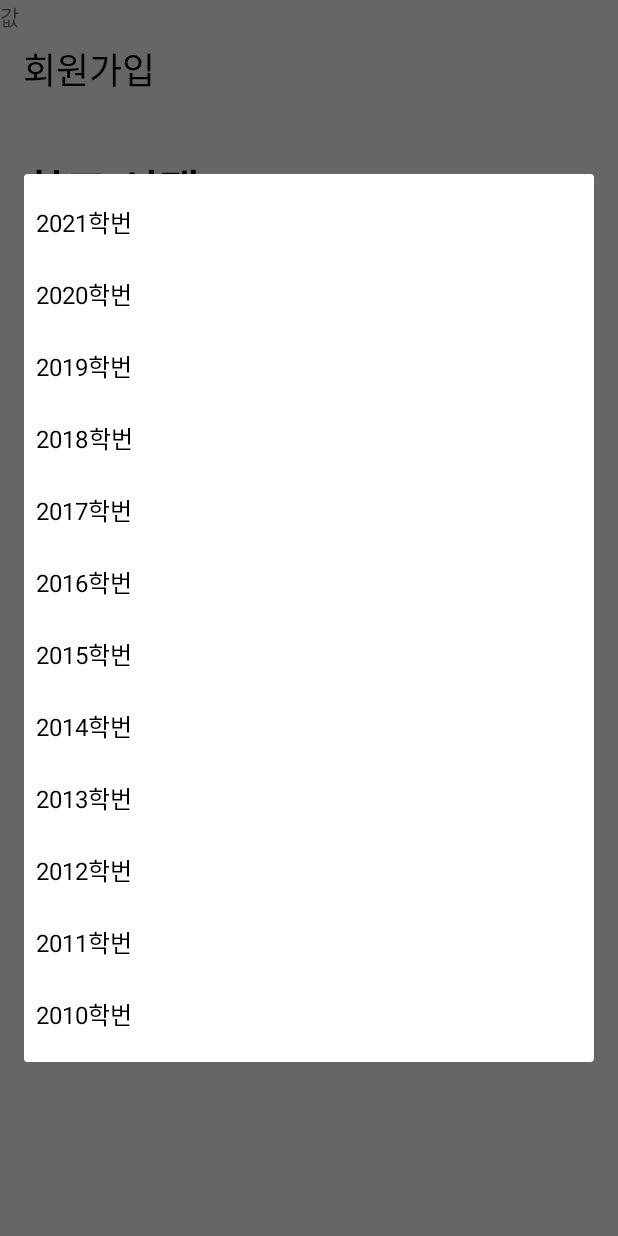
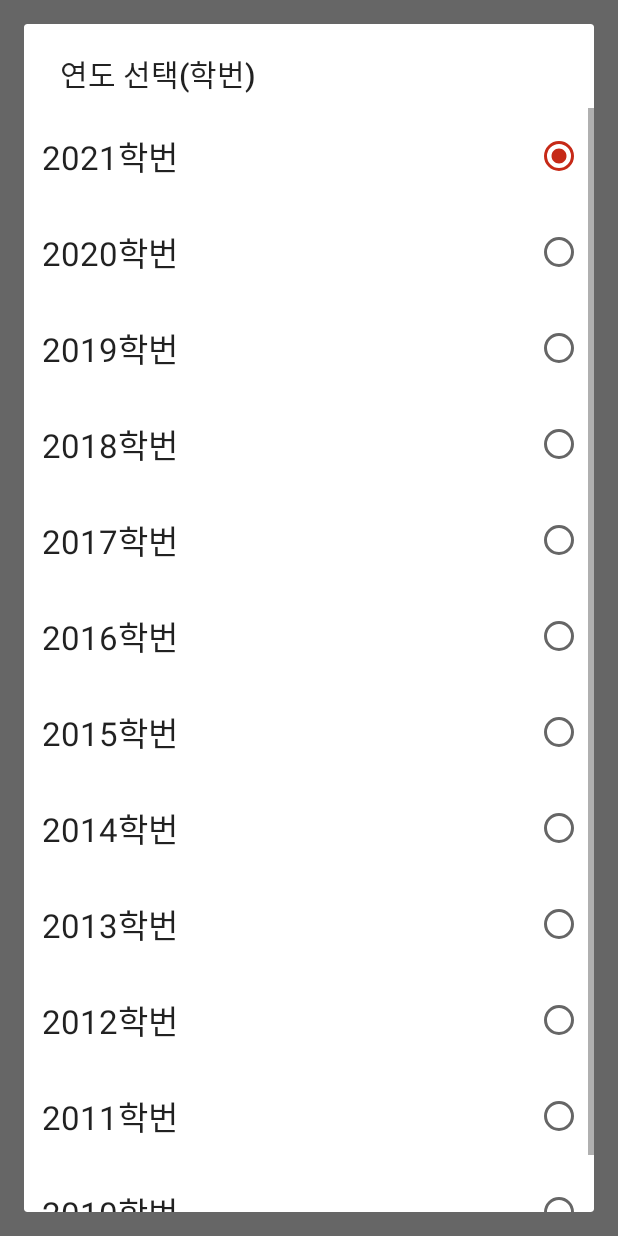
Before and after one commit to Doltas/Eata, an Android app: the RegisterActivity screen opened directly, with no data from a screen before it, after a tap on "2021학번", on a phone screen of 412 x 824 dp. Run offline under Robolectric (Android 15) with nearby library versions, the phone set to English and light mode, and no system bars.

Commit message:
spinner 디자인 거의 완성

```diff
--- a/app/src/main/java/com/example/eata/LoginActivity.kt
+++ b/app/src/main/java/com/example/eata/LoginActivity.kt
@@ -3,6 +3,7 @@ package com.example.eata
 import android.content.Intent
 import androidx.appcompat.app.AppCompatActivity
 import android.os.Bundle
+import android.widget.Toast
 import com.example.eata.databinding.ActivityLoginBinding
 
 class LoginActivity : AppCompatActivity() {
--- a/app/src/main/java/com/example/eata/RegisterActivity.kt
+++ b/app/src/main/java/com/example/eata/RegisterActivity.kt
@@ -2,10 +2,49 @@ package com.example.eata
 
 import androidx.appcompat.app.AppCompatActivity
 import android.os.Bundle
+import android.view.View
+import android.widget.*
+import com.example.eata.databinding.ActivityRegisterBinding
 
 class RegisterActivity : AppCompatActivity() {
+    // 전역 변수로 바인딩 객체 선언
+    private var mBinding: ActivityRegisterBinding? = null
+    // 매번 null 체크를 할 필요 없이 편의성을 위해 바인딩 변수 재 선언
+    private val binding get() = mBinding!!
+
+
     override fun onCreate(savedInstanceState: Bundle?) {
         super.onCreate(savedInstanceState)
         setContentView(R.layout.activity_register)
+        mBinding = ActivityRegisterBinding.inflate(layoutInflater)
+        setContentView(binding.root)
+
+        val spinner: Spinner = binding.regSpinner
+        val tvresult: TextView = binding.result
+        val cyear: Array<String> = resources.getStringArray(R.array.class_year)
+
+        var Myadapter = ArrayAdapter(this,android.R.layout.simple_spinner_item, cyear)
+        Myadapter.setDropDownViewResource(android.R.layout.select_dialog_singlechoice)
+
+        spinner.setAdapter(Myadapter)
+
+
+        spinner.onItemSelectedListener = object : AdapterView.OnItemSelectedListener {
+            override fun onItemSelected(parent: AdapterView<*>?, view: View?, position: Int, id: Long) {
+                Toast.makeText(this@RegisterActivity, resources.getStringArray(R.array.class_year)[position], Toast.LENGTH_LONG)
+                        .show()
+                tvresult.setText(cyear[position])
+            }
+
+            override fun onNothingSelected(parent: AdapterView<*>?) {
+            }
+        }
+
+    }
+    // 액티비티가 파괴될 때..
+    override fun onDestroy() {
+        // onDestroy 에서 binding class 인스턴스 참조를 정리해주어야 한다.
+        mBinding = null
+        super.onDestroy()
     }
 }
--- a/app/src/main/res/layout/activity_register.xml
+++ b/app/src/main/res/layout/activity_register.xml
@@ -51,12 +51,14 @@
         app:layout_constraintTop_toBottomOf="@+id/reg_tv2" />
 
     <androidx.appcompat.widget.AppCompatSpinner
-        android:id="@+id/spinner"
+        android:id="@+id/reg_spinner"
         android:layout_width="350dp"
         android:layout_height="35dp"
         android:layout_marginTop="12dp"
         android:entries="@array/class_year"
         android:spinnerMode="dialog"
+        android:prompt="@string/spinner_title"
+
         app:layout_constraintEnd_toEndOf="parent"
         app:layout_constraintHorizontal_bias="0.475"
         app:layout_constraintStart_toStartOf="parent"
@@ -76,7 +78,7 @@
         app:layout_constraintEnd_toEndOf="parent"
         app:layout_constraintHorizontal_bias="0.076"
         app:layout_constraintStart_toStartOf="parent"
-        app:layout_constraintTop_toBottomOf="@+id/spinner" />
+        app:layout_constraintTop_toBottomOf="@+id/reg_spinner" />
 
     <EditText
         android:id="@+id/editTextTextPersonName"
@@ -109,12 +111,16 @@
         app:layout_constraintVertical_bias="0.0" />
 
     <TextView
-        android:id="@+id/textView"
-        android:layout_width="wrap_content"
+        android:id="@+id/result"
+        android:layout_width="0dp"
         android:layout_height="wrap_content"
+        android:layout_marginStart="50dp"
+        android:layout_marginLeft="50dp"
         android:text="값"
-        tools:layout_editor_absoluteX="37dp"
-        tools:layout_editor_absoluteY="494dp" />
+        app:layout_constraintBottom_toBottomOf="parent"
+        app:layout_constraintEnd_toEndOf="parent"
+        app:layout_constraintStart_toStartOf="parent"
+        app:layout_constraintTop_toBottomOf="@+id/button" />
 
 
 </androidx.constraintlayout.widget.ConstraintLayout>
--- a/app/src/main/res/values/strings.xml
+++ b/app/src/main/res/values/strings.xml
@@ -1,3 +1,4 @@
 <resources>
     <string name="app_name">Eata</string>
+    <string name="spinner_title">연도 선택(학번)</string>
 </resources>
--- a/app/src/main/res/values/themes.xml
+++ b/app/src/main/res/values/themes.xml
@@ -2,11 +2,11 @@
     <!-- Base application theme. -->
     <style name="Theme.Eata" parent="Theme.MaterialComponents.DayNight.NoActionBar">
         <!-- Primary brand color. -->
-        <item name="colorPrimary">@color/purple_500</item>
+        <item name="colorPrimary">@color/red</item>
         <item name="colorPrimaryVariant">@color/purple_700</item>
         <item name="colorOnPrimary">@color/white</item>
         <!-- Secondary brand color. -->
-        <item name="colorSecondary">@color/teal_200</item>
+        <item name="colorSecondary">@color/red</item> //radiobutton 색깔
         <item name="colorSecondaryVariant">@color/teal_700</item>
         <item name="colorOnSecondary">@color/black</item>
         <!-- Status bar color. -->
@@ -20,4 +20,5 @@
 
 
 
+
 </resources>
```
